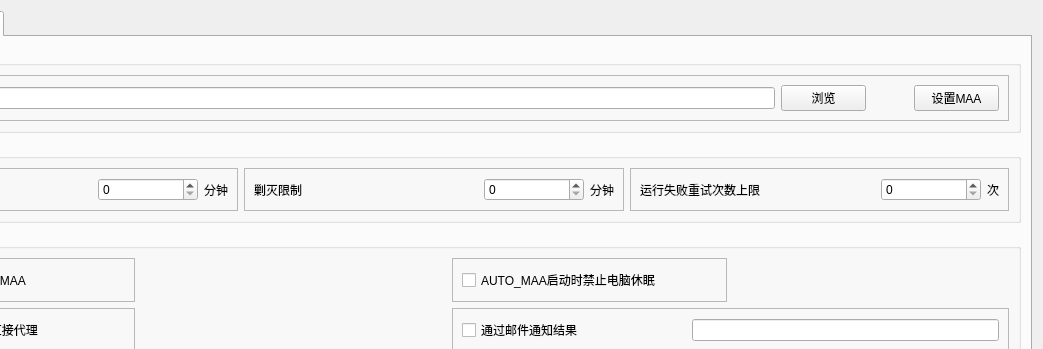
AUTO-MAS-Project/AUTO-MAS, file gui/ui/main.ui: the form before one commit; both pictures show x 175 to 1218 and y 0 to 349 of the 1218 by 776 pixel window.
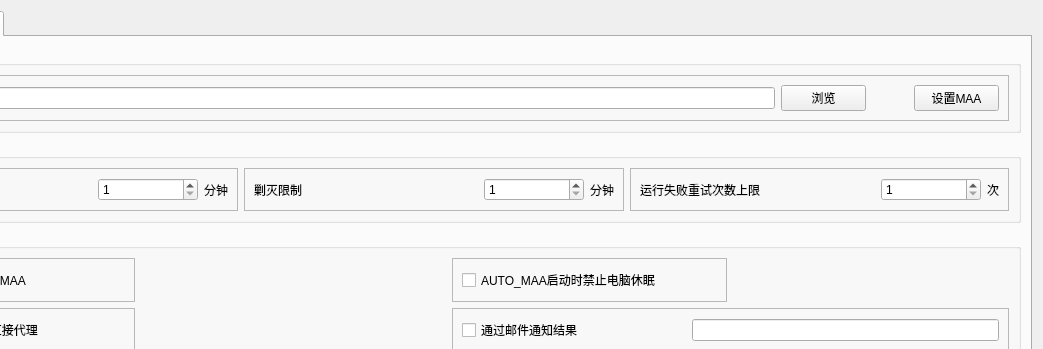
The form after the commit. The open tabs and pages were chosen to show the change.

Commit message: 合并MAA启动器配置流程

The edit to the form file:
```diff
--- a/gui/ui/main.ui
+++ b/gui/ui/main.ui
@@ -919,6 +919,12 @@
                  <height>0</height>
                 </size>
                </property>
+               <property name="minimum">
+                <number>1</number>
+               </property>
+               <property name="maximum">
+                <number>1024</number>
+               </property>
               </widget>
              </item>
              <item>
@@ -968,6 +974,12 @@
                  <height>0</height>
                 </size>
                </property>
+               <property name="minimum">
+                <number>1</number>
+               </property>
+               <property name="maximum">
+                <number>1024</number>
+               </property>
               </widget>
              </item>
              <item>
@@ -1017,6 +1029,12 @@
                  <height>0</height>
                 </size>
                </property>
+               <property name="minimum">
+                <number>1</number>
+               </property>
+               <property name="maximum">
+                <number>1024</number>
+               </property>
               </widget>
              </item>
              <item>
```
The commit also changes 2 other files.
